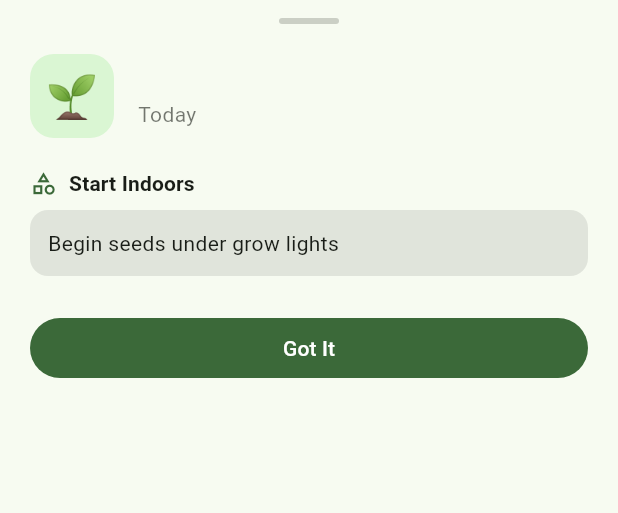
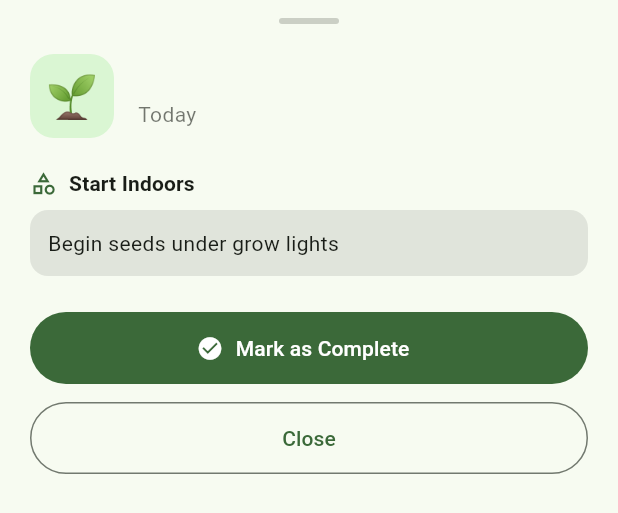
Before and after one commit to npc1985/cultivar, a Flutter app: the _TaskDetailSheet widget shown alone on an empty page, opened directly with empty values, on a phone screen of 412 x 824 dp. Shown: the top 513 px of the screen. Run offline on Flutter 3.47's test engine with Material 3 defaults, Android fonts, the phone set to English and light mode, and no system bars; our stand-ins replace flutter_riverpod, geolocator, shared_preferences, sqflite; accounts and stored records are empty.

Commit message:
Add plant creation and task completion features
This commit adds two critical features to make the app functional:

1. Plant Creation:
   - Wire up "Add to Garden" button in Plant Browser
   - Plants can now be added to garden with status tracking
   - Shows confirmation snackbar when plant is added
   - Plants appear in Garden tab immediately

2. Task Completion Tracking:
   - Add completed_tasks database table (v4 migration)
   - Persist task completion state across app restarts
   - Filter completed tasks from upcoming tasks list
   - Add "Mark as Complete" button in task detail sheet
   - Show confirmation when task is marked complete

Technical changes:
- Updated home_screen.dart to add onAddToGarden callback
- Enhanced garden_provider.dart with task completion CRUD
- Modified cultivation_provider.dart to filter completed tasks
- Updated task_reminder_card.dart with completion UI

These changes make the app actually functional and useful for
tracking garden plants and completing gardening tasks.

```diff
--- a/lib/widgets/task_reminder_card.dart
+++ b/lib/widgets/task_reminder_card.dart
@@ -5,6 +5,7 @@ import 'package:flutter/material.dart';
 import 'package:flutter_riverpod/flutter_riverpod.dart';
 import '../models/planting_task.dart';
 import '../providers/cultivation_provider.dart';
+import '../providers/garden_provider.dart';
 import '../services/cultivation_service.dart';
 
 /// Section showing upcoming planting tasks
@@ -288,13 +289,13 @@ class TaskCard extends StatelessWidget {
   }
 }
 
-class _TaskDetailSheet extends StatelessWidget {
+class _TaskDetailSheet extends ConsumerWidget {
   const _TaskDetailSheet({required this.task});
 
   final PlantingTask task;
 
   @override
-  Widget build(BuildContext context) {
+  Widget build(BuildContext context, WidgetRef ref) {
     final theme = Theme.of(context);
 
     return Container(
@@ -381,12 +382,35 @@ class _TaskDetailSheet extends StatelessWidget {
 
                 const SizedBox(height: 24),
 
-                // Action button
-                SizedBox(
-                  width: double.infinity,
-                  child: FilledButton(
-                    onPressed: () => Navigator.of(context).pop(),
-                    child: const Text('Got It'),
+                // Action buttons
+                FilledButton.icon(
+                  onPressed: () async {
+                    await ref.read(completedTaskIdsProvider.notifier).markComplete(task.id);
+                    if (context.mounted) {
+                      Navigator.of(context).pop();
+                      ScaffoldMessenger.of(context).showSnackBar(
+                        SnackBar(
+                          content: Text('${task.type.emoji} ${task.title} marked as complete!'),
+                          duration: const Duration(seconds: 2),
+                          behavior: SnackBarBehavior.floating,
+                        ),
+                      );
+                    }
+                  },
+                  icon: const Icon(Icons.check_circle),
+                  label: const Text('Mark as Complete'),
+                  style: FilledButton.styleFrom(
+                    minimumSize: const Size(double.infinity, 48),
+                  ),
+                ),
+
+                const SizedBox(height: 12),
+
+                OutlinedButton(
+                  onPressed: () => Navigator.of(context).pop(),
+                  child: const Text('Close'),
+                  style: OutlinedButton.styleFrom(
+                    minimumSize: const Size(double.infinity, 48),
                   ),
                 ),
               ],
```
Also changed, not shown: lib/providers/cultivation_provider.dart (+18 -6 lines), lib/providers/garden_provider.dart (+67 -1 lines), lib/screens/home_screen.dart (+33 -3 lines).
